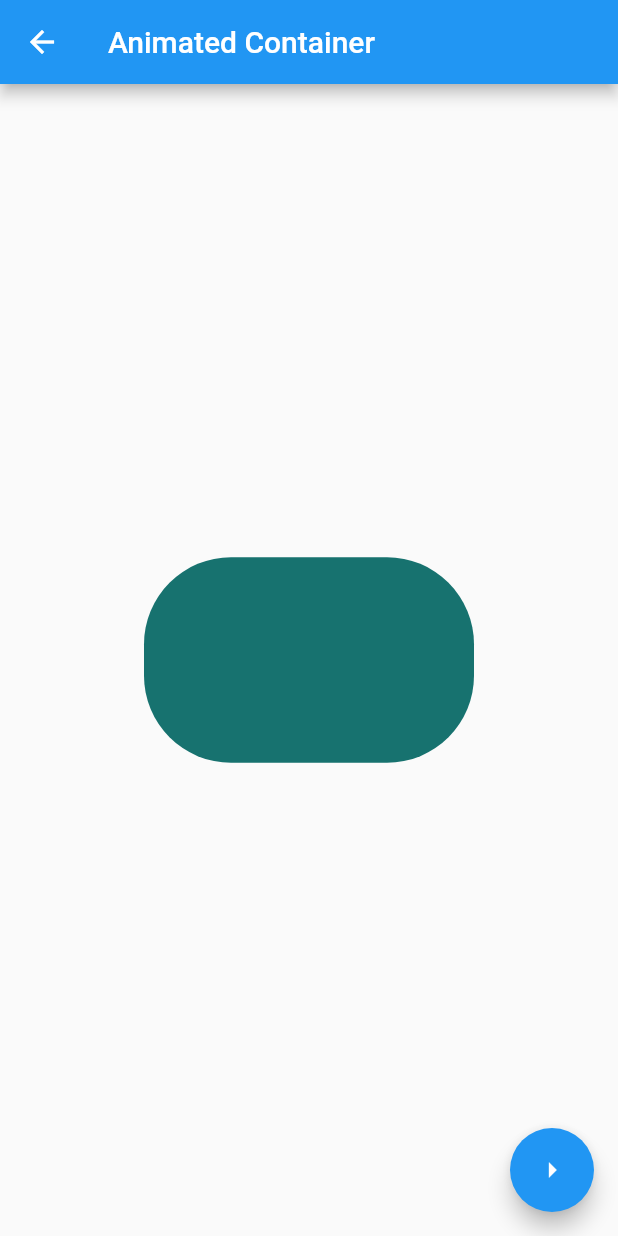
After one commit to jhorber95/flutter_components, a Flutter app: the AnimatedContainerPage screen opened by its route, after a tap on the "arrow right" icon, on a phone screen of 412 x 824 dp. The commit adds this screen. Run offline on Flutter 3.47's test engine with Material 2 defaults, Android fonts, the phone set to English and light mode, and no system bars.

Commit message:
introduction to animated container

```diff
--- a/data/menu-opts.json
+++ b/data/menu-opts.json
@@ -15,6 +15,11 @@
             "ruta" : "card",
             "icon" : "folder_open",
             "texto": "Cards - Tarjetas"
+        },
+        {
+            "ruta" : "animatedContainer",
+            "icon" : "donut_large",
+            "texto": "Animated conainter"
         }
     ]
 }
--- /dev/null
+++ b/lib/pages/animated_container_page.dart
@@ -0,0 +1,56 @@
+import 'dart:math';
+
+import 'package:flutter/material.dart';
+
+class AnimatedContainerPage extends StatefulWidget {
+  @override
+  _AnimatedContainerPageState createState() => _AnimatedContainerPageState();
+}
+
+class _AnimatedContainerPageState extends State<AnimatedContainerPage> {
+  double _width = 50.0;
+  double _heigth = 50.0;
+  Color _color = Colors.pink;
+  BorderRadiusGeometry _borderRadiusGeometry = BorderRadius.circular(8.0);
+
+  @override
+  Widget build(BuildContext context) {
+    return Scaffold(
+      appBar: AppBar(
+        title: Text('Animated Container'),
+      ) ,
+      body: Center(
+        child: AnimatedContainer(
+          duration: Duration(seconds: 1),
+          curve: Curves.fastOutSlowIn,
+          width: _width,
+          height: _heigth,
+          decoration: BoxDecoration(
+            borderRadius:  _borderRadiusGeometry,
+            color: _color
+          ),
+
+        ),
+      ),
+      floatingActionButton: FloatingActionButton(
+        child: Icon(Icons.arrow_right),
+        onPressed: () => _changeBoxProperties(),
+      ),
+    );
+  }
+
+  _changeBoxProperties() {
+    final random = Random();
+    setState(() {
+      _width = random.nextInt(300).toDouble();
+      _heigth = random.nextInt(300).toDouble();
+      _color = Color.fromRGBO(
+          random.nextInt(255),
+          random.nextInt(255),
+          random.nextInt(255), 1);
+
+      _borderRadiusGeometry = BorderRadius.circular(random.nextInt(100).toDouble());
+    });
+
+  }
+}
--- a/lib/routes/routes.dart
+++ b/lib/routes/routes.dart
@@ -1,5 +1,6 @@
 import 'package:flutter/material.dart';
 import 'package:widgets/pages/alert_page.dart';
+import 'package:widgets/pages/animated_container_page.dart';
 import 'package:widgets/pages/avatar_page.dart';
 import 'package:widgets/pages/card_page.dart';
 import 'package:widgets/pages/home_page.dart';
@@ -10,5 +11,6 @@ Map<String, WidgetBuilder> getApplicationRoutes() {
     'alert': (BuildContext context) => AlertPage(),
     'avatar': (BuildContext context) => AvatarPage(),
     'card': (BuildContext context) => CardPage(),
+    'animatedContainer': (BuildContext context) => AnimatedContainerPage(),
   };
 }
--- a/lib/utils/icono_string_util.dart
+++ b/lib/utils/icono_string_util.dart
@@ -4,6 +4,7 @@ final _icons = <String, IconData>{
   'add_alert': Icons.add_alert,
   'accessibility': Icons.accessibility,
   'folder_open': Icons.folder_open,
+  'donut_large': Icons.donut_large,
 };
 
 
```
